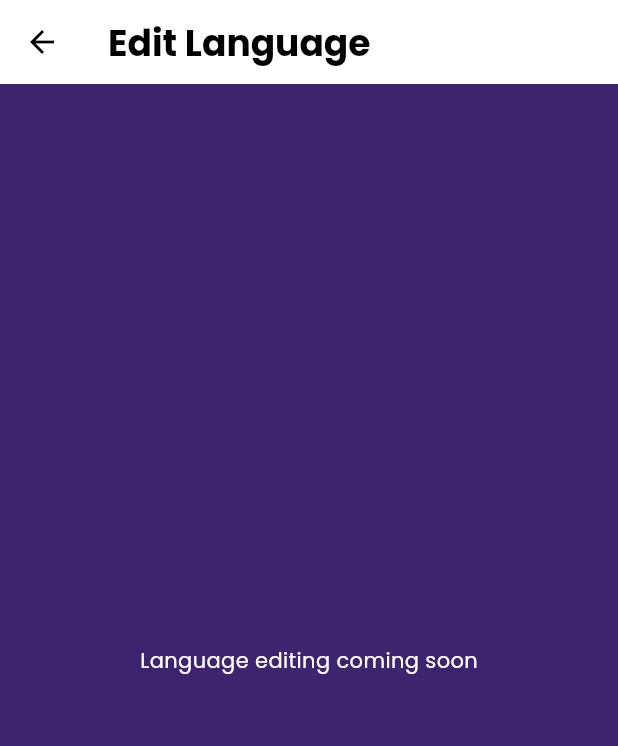
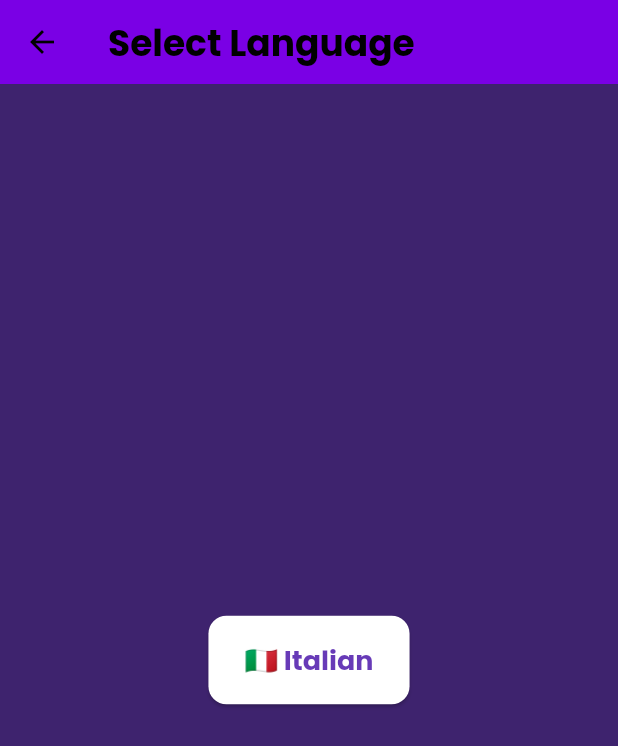
Before and after one commit to joeythecreator/learn2earn, a Flutter app: the EditLanguageScreen screen opened directly, on a phone screen of 412 x 824 dp. Shown: the top 746 px of the screen. Run offline on Flutter 3.47's test engine with Material 3 defaults, Android fonts, the phone set to English and light mode, and no system bars; our stand-ins replace firebase_auth, firebase_core, shared_preferences; accounts and stored records are empty.

Commit message:
Language picker saved
ita flag

```diff
--- a/lib/screens/edit_language_screen.dart
+++ b/lib/screens/edit_language_screen.dart
@@ -1,13 +1,44 @@
 import 'package:flutter/material.dart';
+import 'package:shared_preferences/shared_preferences.dart';
 
 class EditLanguageScreen extends StatelessWidget {
   const EditLanguageScreen({super.key});
 
+  Future<void> _selectLanguage(BuildContext context, String languageEmoji) async {
+    final prefs = await SharedPreferences.getInstance();
+    await prefs.setString('selectedLanguage', languageEmoji);
+    Navigator.of(context).pop(); // Go back to Main Menu
+  }
+
   @override
   Widget build(BuildContext context) {
     return Scaffold(
-      appBar: AppBar(title: const Text('Edit Language')),
-      body: const Center(child: Text('Language editing coming soon')),
+      appBar: AppBar(
+        title: const Text('Select Language'),
+        backgroundColor: const Color(0xFF7a00e5),
+      ),
+      backgroundColor: const Color(0xFF3e236e),
+      body: Center(
+        child: ElevatedButton(
+          onPressed: () => _selectLanguage(context, '🇮🇹'),
+          style: ElevatedButton.styleFrom(
+            backgroundColor: Colors.white,
+            padding: const EdgeInsets.symmetric(horizontal: 24, vertical: 16),
+            shape: RoundedRectangleBorder(
+              borderRadius: BorderRadius.circular(12),
+            ),
+          ),
+          child: const Text(
+            '🇮🇹 Italian',
+            style: TextStyle(
+              fontSize: 18,
+              fontWeight: FontWeight.bold,
+              color: Colors.deepPurple,
+              fontFamily: 'Poppins',
+            ),
+          ),
+        ),
+      ),
     );
   }
 }
```
Also changed, not shown: lib/screens/main_menu.dart (+29 -8 lines), 10 other files.
